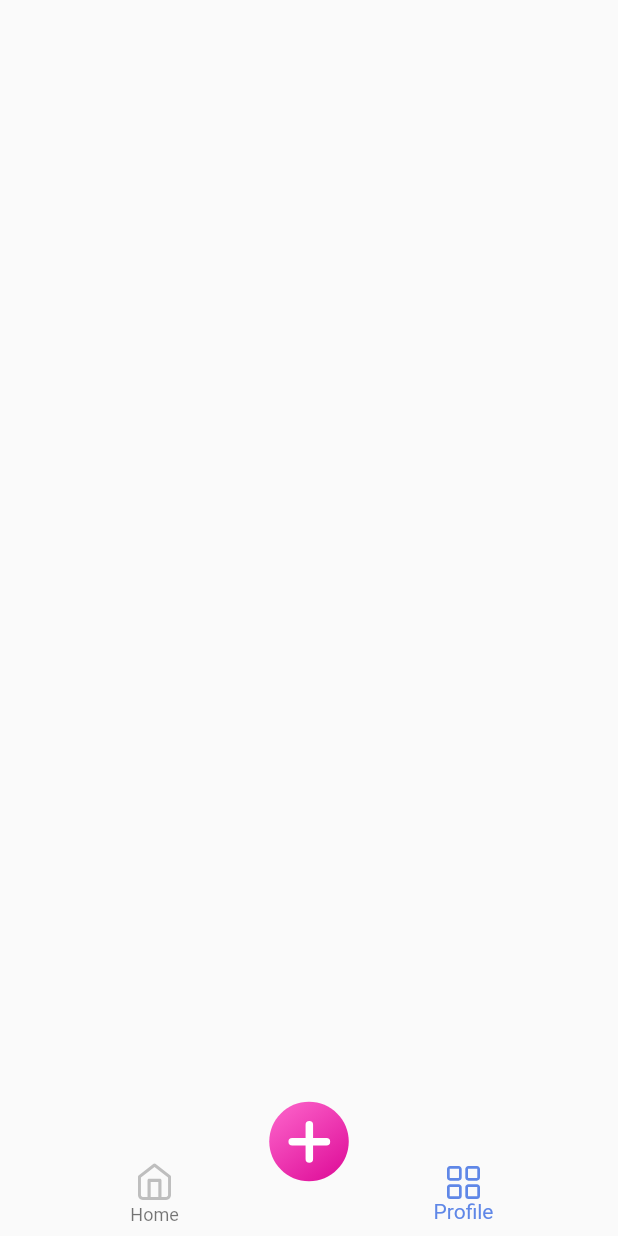
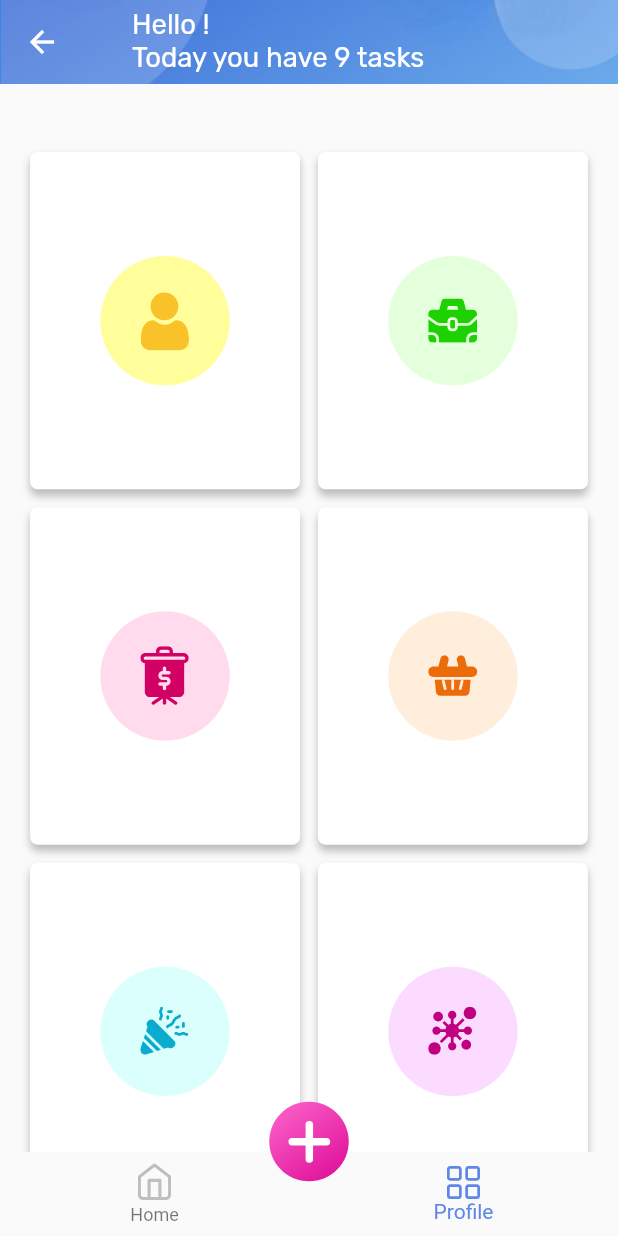
Before and after one commit to Ibrokihimbek/Udevs-Todo, a Flutter app: the TabBoxPage screen opened by its route, item 2 of the bottom bar chosen, on a phone screen of 412 x 824 dp. Run offline on Flutter 3.47's test engine with Material 2 defaults, Android fonts, the phone set to English and light mode, and no system bars; drawn by our look-alikes of zoom_tap_animation; our stand-ins replace equatable, flutter_bloc, flutter_screenutil, flutter_svg, fluttertoast, get_it and 3 more; accounts and stored records are empty.

Commit message:
some changes

```diff
--- a/lib/cubit/get_to_do/get_to_do_cubit.dart
+++ b/lib/cubit/get_to_do/get_to_do_cubit.dart
@@ -4,14 +4,14 @@ import 'package:udevs_to_do/data/models/to_do/to_do_model.dart';
 import 'package:udevs_to_do/data/repository/to_do_repo.dart';
 import 'package:udevs_to_do/services/get_it/get_it.dart';
 
-class GetContactCubit extends Cubit<GetToDoState> {
-  GetContactCubit() : super(GetToDoInitial());
+class GetToDoCubit extends Cubit<GetToDoState> {
+  GetToDoCubit() : super(GetToDoInitial());
 
-  List<TodoModel> cachedUserContact = [];
+  List<TodoModel> cachedUserTasks = [];
 
   fetchAllTasks() async {
     emit(GetToDoInLoading());
-    cachedUserContact = await getIt<ToDoRepository>().getAllTasks();
-    emit(GetToDoInSuccess(tsks: cachedUserContact));
+    cachedUserTasks = await getIt<ToDoRepository>().getAllTasks();
+    emit(GetToDoInSuccess(tsks: cachedUserTasks));
   }
 }
--- a/lib/data/models/category/category_model.dart
+++ b/lib/data/models/category/category_model.dart
@@ -2,51 +2,51 @@ import 'package:flutter/material.dart';
 import 'package:udevs_to_do/utils/app_colors/app_colors.dart';
 import 'package:udevs_to_do/utils/app_icons/app_icons.dart';
 
-class CotegoryToDo {
+class CategoryToDo {
   int id;
   String iconName;
   String cotegoryName;
   Color colorBackground;
 
-  CotegoryToDo({
+  CategoryToDo({
     required this.id,
     required this.iconName,
     required this.cotegoryName,
     required this.colorBackground,
   });
 
-  static List<CotegoryToDo> cotegories = [
-    CotegoryToDo(
+  static List<CategoryToDo> cotegories = [
+    CategoryToDo(
       id: 1,
       colorBackground: AppColors.c_FFFE9B,
       iconName: AppIcons.iconPerson,
       cotegoryName: 'Personal',
     ),
-    CotegoryToDo(
+    CategoryToDo(
       id: 2,
       colorBackground: AppColors.c_E4FFDB,
       iconName: AppIcons.iconBriefcase,
       cotegoryName: 'Work',
     ),
-    CotegoryToDo(
+    CategoryToDo(
       id: 3,
       colorBackground: AppColors.c_FFDBED,
       iconName: AppIcons.iconPresentation,
       cotegoryName: 'Meeting',
     ),
-    CotegoryToDo(
+    CategoryToDo(
       id: 4,
       colorBackground: AppColors.c_FFEEDB,
       iconName: AppIcons.iconShoppingBasket,
       cotegoryName: 'Shopping',
     ),
-    CotegoryToDo(
+    CategoryToDo(
       id: 5,
       colorBackground: AppColors.c_DBFFFC,
       iconName: AppIcons.iconConfetti,
       cotegoryName: 'Party',
     ),
-    CotegoryToDo(
+    CategoryToDo(
       id: 6,
       colorBackground: AppColors.c_FBDBFF,
       iconName: AppIcons.iconMolecule,
--- a/lib/data/models/to_do/to_do_model.dart
+++ b/lib/data/models/to_do/to_do_model.dart
@@ -6,10 +6,12 @@ class TodoFields {
   static String categoryId = "categoryId";
   static String priority = "priority";
   static String isCompleted = "isCompleted";
+  static String createdAt = 'createdAt';
 }
 
 class TodoModel {
   final int? id;
+  final String createdAt;
   final String title;
   final String description;
   final String date;
@@ -20,6 +22,7 @@ class TodoModel {
 
   TodoModel({
     this.id,
+    required this.createdAt,
     required this.title,
     required this.description,
     required this.date,
@@ -31,6 +34,7 @@ class TodoModel {
   factory TodoModel.fromJson(Map<String, dynamic> json) {
     return TodoModel(
       id: json['id'] ?? -1,
+      createdAt: json['createdAt'] ?? '',
       title: json['title'] ?? '',
       description: json['description'] ?? '',
       date: json['date'] ?? '',
@@ -42,6 +46,7 @@ class TodoModel {
 
   Map<String, dynamic> toJson() {
     return {
+      'createdAt': createdAt,
       'title': title,
       'description': description,
       'date': date,
@@ -52,6 +57,7 @@ class TodoModel {
   }
 
   TodoModel copyWith({
+    String? createdAt,
     int? id,
     String? title,
     String? description,
@@ -61,6 +67,7 @@ class TodoModel {
     int? isCompleted,
   }) =>
       TodoModel(
+        createdAt: createdAt ?? this.createdAt,
         id: id ?? this.id,
         title: title ?? this.title,
         description: description ?? this.description,
--- /dev/null
+++ b/lib/screens/tab_box/tasks/task_cubit/task_cubit.dart
@@ -0,0 +1,17 @@
+import 'package:flutter_bloc/flutter_bloc.dart';
+import 'package:udevs_to_do/data/models/to_do/to_do_model.dart';
+import 'package:udevs_to_do/data/repository/to_do_repo.dart';
+import 'package:udevs_to_do/screens/tab_box/tasks/task_cubit/task_state.dart';
+import 'package:udevs_to_do/services/get_it/get_it.dart';
+
+class GetToDoByCategoryCubit extends Cubit<GetToDoByCategoryState> {
+  GetToDoByCategoryCubit() : super(GetToDoByCategoryInitial());
+
+  List<TodoModel> tasksByCategory = [];
+
+  fetchAllTasks(int id) async {
+    emit(GetToDoByCategoryInLoading());
+    tasksByCategory = await getIt<ToDoRepository>().getTaskByCategoryId(id);
+    emit(GetToDoByCategoryInSuccess(tsksByCategory: tasksByCategory));
+  }
+}
--- /dev/null
+++ b/lib/screens/tab_box/tasks/task_cubit/task_state.dart
@@ -0,0 +1,13 @@
+import 'package:udevs_to_do/data/models/to_do/to_do_model.dart';
+
+abstract class GetToDoByCategoryState {}
+
+class GetToDoByCategoryInitial extends GetToDoByCategoryState {}
+
+class GetToDoByCategoryInLoading extends GetToDoByCategoryState {}
+
+class GetToDoByCategoryInSuccess extends GetToDoByCategoryState {
+  GetToDoByCategoryInSuccess({required this.tsksByCategory});
+
+  final List<TodoModel> tsksByCategory;
+}
--- a/lib/screens/tab_box/tasks/tasks.dart
+++ b/lib/screens/tab_box/tasks/tasks.dart
@@ -1,10 +1,37 @@
 import 'package:flutter/material.dart';
+import 'package:flutter_screenutil/flutter_screenutil.dart';
+import 'package:udevs_to_do/data/models/category/category_model.dart';
+import 'package:udevs_to_do/screens/tab_box/tasks/widgets/category_item_widget.dart';
+import 'package:udevs_to_do/widgets/global_appbar.dart';
 
 class TaskPage extends StatelessWidget {
   const TaskPage({super.key});
 
   @override
   Widget build(BuildContext context) {
-    return Scaffold();
+    return Scaffold(
+      appBar: GlobalAppBar(numberOfTasks: 9),
+      body: GridView(
+        padding: EdgeInsets.only(
+          left: 18.w,
+          right: 18.w,
+          top: 44.h,
+          bottom: 12.h,
+        ).r,
+        physics: const BouncingScrollPhysics(),
+        gridDelegate: const SliverGridDelegateWithFixedCrossAxisCount(
+          crossAxisCount: 2,
+          childAspectRatio: 0.8,
+          mainAxisSpacing: 12,
+          crossAxisSpacing: 12,
+        ),
+        children: List.generate(
+          CategoryToDo.cotegories.length,
+          (index) => CategoryItemWidget(
+            category: CategoryToDo.cotegories[index],
+          ),
+        ),
+      ),
+    );
   }
 }
--- /dev/null
+++ b/lib/screens/tab_box/tasks/widgets/category_item_widget.dart
@@ -0,0 +1,75 @@
+import 'package:flutter/material.dart';
+import 'package:flutter_bloc/flutter_bloc.dart';
+import 'package:flutter_screenutil/flutter_screenutil.dart';
+import 'package:flutter_svg/flutter_svg.dart';
+import 'package:udevs_to_do/data/models/category/category_model.dart';
+import 'package:udevs_to_do/screens/tab_box/tasks/task_cubit/task_cubit.dart';
+import 'package:udevs_to_do/screens/tab_box/tasks/task_cubit/task_state.dart';
+import 'package:udevs_to_do/utils/app_colors/app_colors.dart';
+
+class CategoryItemWidget extends StatelessWidget {
+  final CategoryToDo category;
+  const CategoryItemWidget({super.key, required this.category});
+
+  @override
+  Widget build(BuildContext context) {
+    return BlocProvider(
+      create: (context) => GetToDoByCategoryCubit()..fetchAllTasks(category.id),
+      child: BlocBuilder<GetToDoByCategoryCubit, GetToDoByCategoryState>(
+        builder: (context, state) {
+          if (state is GetToDoByCategoryInLoading) {
+            return const Center(child: CircularProgressIndicator());
+          } else if (state is GetToDoByCategoryInSuccess) {
+            Container(
+              decoration: BoxDecoration(
+                borderRadius: BorderRadius.circular(5.r),
+                color: AppColors.white,
+                boxShadow: const [
+                  BoxShadow(
+                    color: AppColors.c_BBBBBB,
+                    blurRadius: 4,
+                    offset: Offset(0, 4),
+                  ),
+                ],
+              ),
+            );
+          }
+          return Container(
+            decoration: BoxDecoration(
+              borderRadius: BorderRadius.circular(5.r),
+              color: AppColors.white,
+              boxShadow: const [
+                BoxShadow(
+                  color: AppColors.c_BBBBBB,
+                  blurRadius: 4,
+                  offset: Offset(0, 4),
+                ),
+              ],
+            ),
+            child: Center(
+              child: Column(
+                mainAxisAlignment: MainAxisAlignment.center,
+                children: [
+                  Container(
+                    decoration: BoxDecoration(
+                      shape: BoxShape.circle,
+                      color: category.colorBackground,
+                    ),
+                    width: 85.w,
+                    height: 85.h,
+                    child: Center(
+                      child: SvgPicture.asset(
+                        category.iconName,
+                        width: 30.w,
+                      ),
+                    ),
+                  ),
+                ],
+              ),
+            ),
+          );
+        },
+      ),
+    );
+  }
+}
--- a/lib/utils/app_colors/app_colors.dart
+++ b/lib/utils/app_colors/app_colors.dart
@@ -14,6 +14,8 @@ class AppColors {
   static const c_3867D5 = Color(0xff3867D5);
   static const c_6894EE = Color(0xff6894EE);
   static const c_5D97E5 = Color(0xff5D97E5);
+  static const c_8B87B3 = Color(0xff8B87B3);
+  static const c_BBBBBB = Color(0xffBBBBBB);
 
   /// To Do categories color
 
--- a/lib/utils/app_images/app_images.dart
+++ b/lib/utils/app_images/app_images.dart
@@ -2,4 +2,5 @@ class AppImages {
   static const noTask = 'assets/images/no_task.png';
   static const bell = 'assets/images/bell.png';
   static const logo = 'assets/images/app_logo.png';
+  static const appBar = 'assets/images/appbar.jpg';
 }
--- a/lib/widgets/task_remainder_widget.dart
+++ b/lib/widgets/global_appbar.dart
@@ -2,10 +2,12 @@ import 'package:flutter/material.dart';
 import 'package:flutter/services.dart';
 import 'package:udevs_to_do/data/storage_repository/storage_repository.dart';
 import 'package:udevs_to_do/utils/app_colors/app_colors.dart';
+import 'package:udevs_to_do/utils/app_images/app_images.dart';
 import 'package:udevs_to_do/utils/app_text_style/text_style.dart';
 
 class GlobalAppBar extends StatelessWidget implements PreferredSize {
-  const GlobalAppBar({super.key});
+  final int numberOfTasks;
+  const GlobalAppBar({super.key, required this.numberOfTasks});
 
   @override
   Widget build(BuildContext context) {
@@ -20,11 +22,21 @@ class GlobalAppBar extends StatelessWidget implements PreferredSize {
           ),
         ),
         subtitle: Text(
-          'Today you have 9 tasks',
+          'Today you have $numberOfTasks tasks',
           style: fontRubikW400(
             appcolor: AppColors.white,
           ),
         ),
+      ),
+      flexibleSpace: Container(
+        decoration: const BoxDecoration(
+          image: DecorationImage(
+              image: AssetImage(
+                AppImages.appBar,
+              ),
+              fit: BoxFit.cover),
+        ),
+        width: double.infinity,
       ),
       elevation: 0,
       systemOverlayStyle: const SystemUiOverlayStyle(
--- a/pubspec.yaml
+++ b/pubspec.yaml
@@ -23,6 +23,7 @@ dependencies:
   lottie: ^1.4.3
   get_it: ^7.2.0
   equatable: ^2.0.5
+  intl: ^0.18.0
 
 dev_dependencies:
   flutter_test:
```
Also changed, not shown: lib/app/app.dart (+8 -0 lines), lib/data/local_db/local_database.dart (+6 -3 lines), lib/data/models/innerlist/innerlist_model.dart (added, +8 -0 lines), lib/screens/tab_box/home/home_page.dart (+62 -6 lines), lib/screens/tab_box/home/widgets/no_task_widget.dart (added, +34 -0 lines), lib/screens/tab_box/tasks/widgets/icon_container.dart (added, +31 -0 lines), lib/services/get_innerlist/get_innerlist.dart (added, +27 -0 lines), lib/utils/date_formatter/date_format.dart (added, +19 -0 lines), assets/images/appbar.jpg (added), pubspec.lock.
